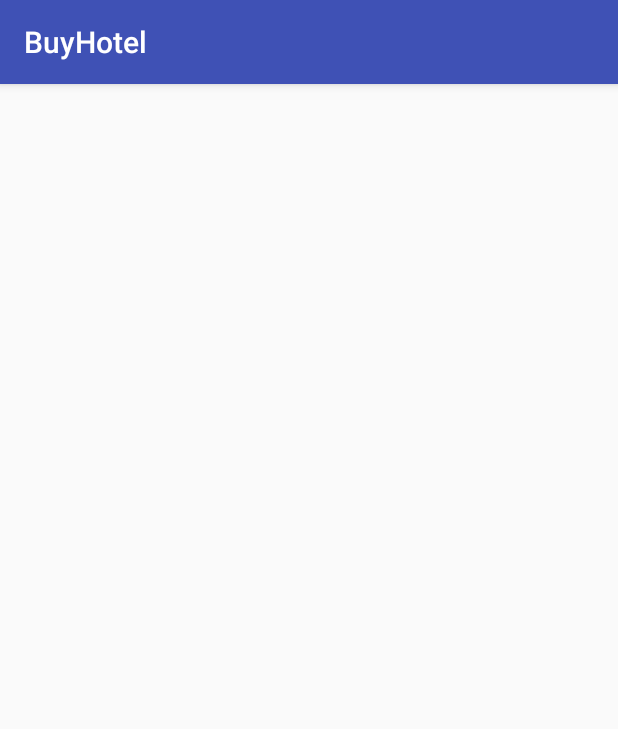
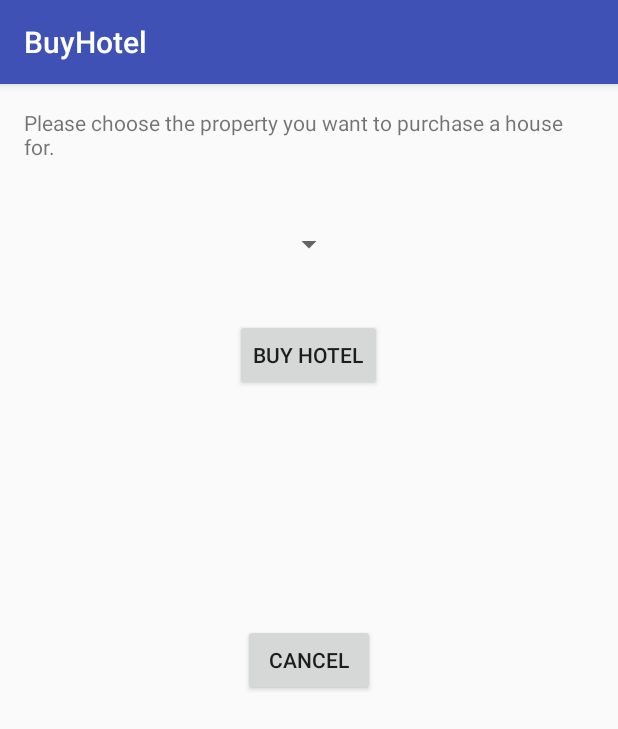
Before and after one commit to TeamVenture457/Monopoly2, an Android app: the BuyHotel screen opened directly, with no data from a screen before it, on a phone screen of 412 x 824 dp. Shown: the top 729 px of the screen. Run offline under Robolectric (Android 15) with nearby library versions, the light colour scheme and no system bars.

Commit message:
Worked on BuyHouse and BuyHotel. GUI established. Everything still needs to be hooked up.

```diff
--- a/app/src/main/res/layout/content_buy_hotel.xml
+++ b/app/src/main/res/layout/content_buy_hotel.xml
@@ -12,4 +12,43 @@
     tools:context="venture.cs414.android.monopoly2.frontend.BuyHotel"
     tools:showIn="@layout/activity_buy_hotel">
 
+    <TextView
+        android:layout_width="wrap_content"
+        android:layout_height="wrap_content"
+        android:text="Please choose the property you want to purchase a house for."
+        android:id="@+id/PlayerInstructionsLabel-BuyHotel"
+        android:layout_alignParentTop="true"
+        android:layout_alignParentLeft="true"
+        android:layout_alignParentStart="true"
+        android:layout_alignParentRight="true"
+        android:layout_alignParentEnd="true" />
+
+    <Button
+        android:layout_width="wrap_content"
+        android:layout_height="wrap_content"
+        android:text="Buy Hotel"
+        android:id="@+id/ButtonBuy-BuyHotel"
+        android:layout_marginTop="38dp"
+        android:onClick="clickBuyButtonBuyHotel"
+        android:layout_below="@+id/SelectPropertyDropdown-BuyHotel"
+        android:layout_centerHorizontal="true" />
+
+    <Button
+        android:layout_width="wrap_content"
+        android:layout_height="wrap_content"
+        android:text="Cancel"
+        android:id="@+id/ButtonCancel-BuyHotel"
+        android:onClick="clickCancelButtonBuyHotel"
+        android:layout_centerVertical="true"
+        android:layout_centerHorizontal="true" />
+
+    <Spinner
+        android:layout_width="wrap_content"
+        android:layout_height="wrap_content"
+        android:id="@+id/SelectPropertyDropdown-BuyHotel"
+        android:layout_below="@+id/PlayerInstructionsLabel-BuyHotel"
+        android:layout_centerHorizontal="true"
+        android:layout_marginTop="43dp" />
+
+
 </RelativeLayout>
```
Also changed, not shown: app/src/main/java/venture/cs414/android/monopoly2/frontend/BuyHotel.java (+12 -0 lines), app/src/main/java/venture/cs414/android/monopoly2/frontend/BuyHouse.java (+12 -0 lines), app/src/main/java/venture/cs414/android/monopoly2/frontend/MainActivity.java (+9 -1 lines), app/src/main/java/venture/cs414/android/monopoly2/frontend/SellProperty.java (+6 -1 lines), app/src/main/res/layout/content_buy_house.xml (+39 -0 lines), app/src/main/res/layout/content_sell_property.xml (+19 -9 lines).
